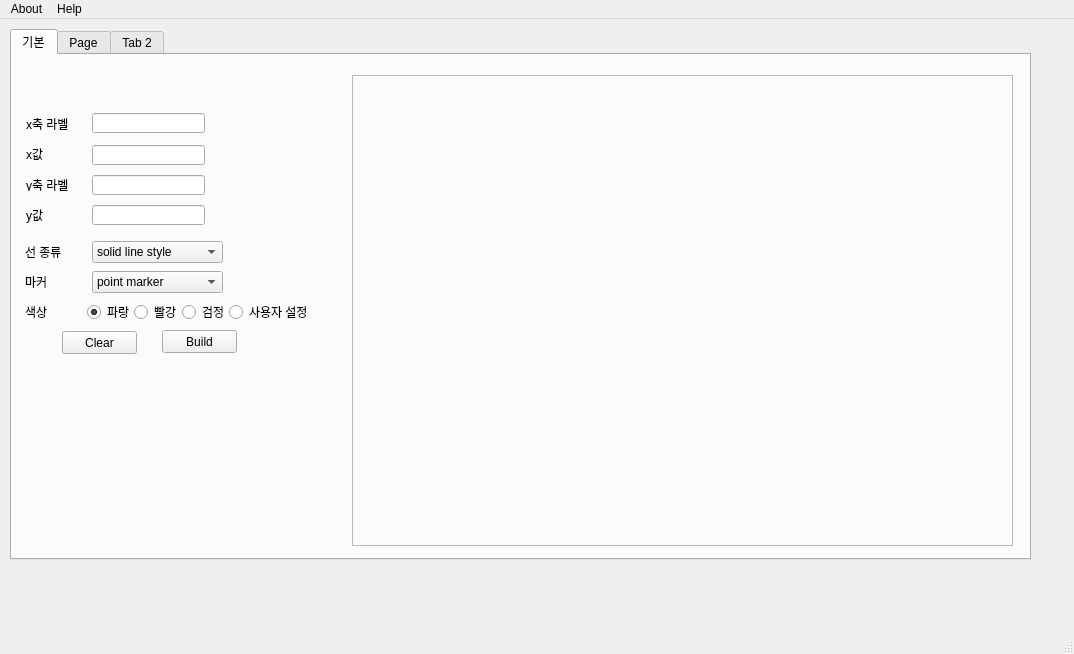
This is graphbuild_demo.ui in Jung-H-C/GraphBuilder as Qt 5 draws it before an edit. The edited form follows.
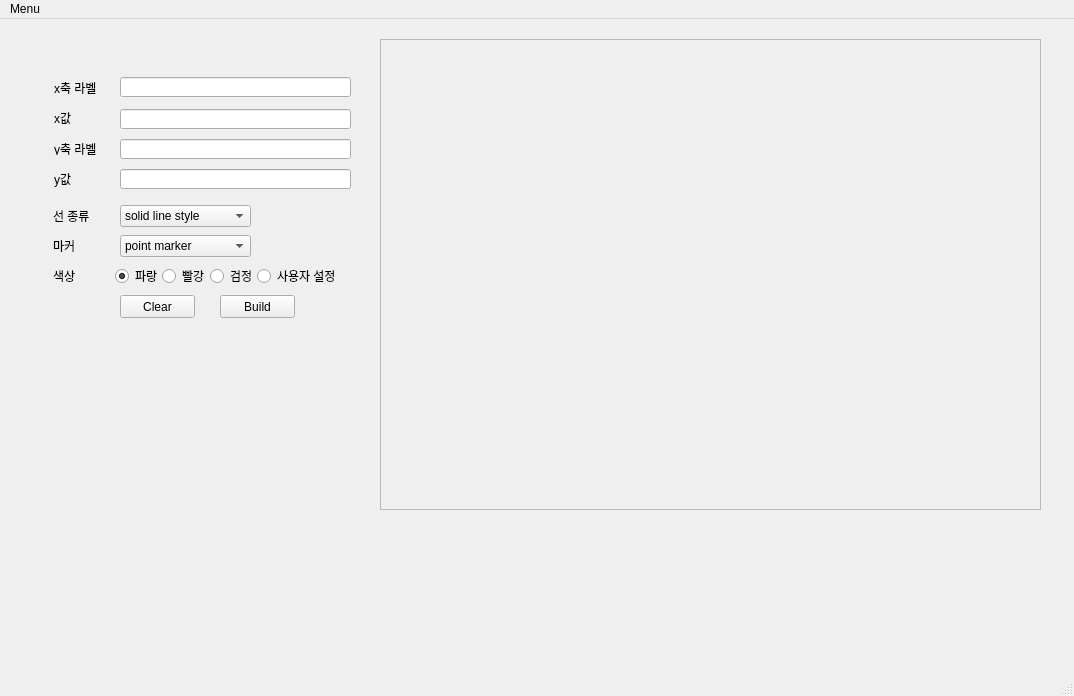
This is the edited form.

Patch:
```diff
--- a/graphbuild_demo.ui
+++ b/graphbuild_demo.ui
@@ -7,75 +7,69 @@
     <x>0</x>
     <y>0</y>
     <width>1074</width>
-    <height>654</height>
+    <height>696</height>
    </rect>
   </property>
   <property name="windowTitle">
    <string>MainWindow</string>
   </property>
   <widget class="QWidget" name="centralwidget">
-   <widget class="QTabWidget" name="tabWidget">
+   <widget class="QLabel" name="label_pic">
     <property name="geometry">
      <rect>
-      <x>10</x>
-      <y>10</y>
-      <width>1021</width>
-      <height>531</height>
+      <x>280</x>
+      <y>550</y>
+      <width>491</width>
+      <height>101</height>
      </rect>
     </property>
-    <property name="currentIndex">
-     <number>0</number>
+    <property name="text">
+     <string/>
     </property>
-    <widget class="QWidget" name="tab">
-     <attribute name="title">
-      <string>기본</string>
-     </attribute>
-     <widget class="QPushButton" name="pushButton_2">
+   </widget>
+   <widget class="QFrame" name="graph_frame">
       <property name="geometry">
        <rect>
-        <x>150</x>
-        <y>275</y>
-        <width>75</width>
-        <height>23</height>
-       </rect>
-      </property>
-      <property name="text">
-       <string>Build</string>
-      </property>
-     </widget>
-     <widget class="QRadioButton" name="radioButton_blue">
+      <x>380</x>
+      <y>20</y>
+      <width>661</width>
+      <height>471</height>
+     </rect>
+    </property>
+    <property name="frameShape">
+     <enum>QFrame::StyledPanel</enum>
+    </property>
+    <property name="frameShadow">
+     <enum>QFrame::Raised</enum>
+    </property>
+   </widget>
+   <widget class="QLabel" name="label_7">
       <property name="geometry">
        <rect>
-        <x>75</x>
-        <y>249</y>
-        <width>51</width>
-        <height>16</height>
+      <x>54</x>
+      <y>89</y>
+      <width>60</width>
+      <height>20</height>
        </rect>
       </property>
       <property name="text">
-       <string>파랑</string>
-      </property>
-      <property name="checked">
-       <bool>true</bool>
-      </property>
-     </widget>
-     <widget class="QRadioButton" name="radioButton_red">
+     <string>x값</string>
+    </property>
+   </widget>
+   <widget class="QLineEdit" name="lineEdit_x_label">
       <property name="geometry">
        <rect>
-        <x>122</x>
-        <y>249</y>
-        <width>51</width>
-        <height>16</height>
-       </rect>
-      </property>
-      <property name="text">
-       <string>빨강</string>
-      </property>
+      <x>120</x>
+      <y>58</y>
+      <width>231</width>
+      <height>20</height>
+     </rect>
+    </property>
      </widget>
      <widget class="QRadioButton" name="radioButton_black">
       <property name="geometry">
        <rect>
-        <x>170</x>
+      <x>210</x>
         <y>249</y>
         <width>41</width>
         <height>16</height>
@@ -85,36 +79,33 @@
        <string>검정</string>
       </property>
      </widget>
-     <widget class="QLabel" name="label_2">
+   <widget class="QLineEdit" name="lineEdit_x_value">
       <property name="geometry">
        <rect>
-        <x>13</x>
-        <y>247</y>
-        <width>60</width>
+      <x>120</x>
+      <y>90</y>
+      <width>231</width>
         <height>20</height>
        </rect>
       </property>
-      <property name="text">
-       <string>색상</string>
-      </property>
-     </widget>
-     <widget class="QRadioButton" name="radioButton_custom">
+   </widget>
+   <widget class="QLabel" name="label_3">
       <property name="geometry">
        <rect>
-        <x>217</x>
-        <y>249</y>
-        <width>81</width>
-        <height>16</height>
+      <x>53</x>
+      <y>217</y>
+      <width>60</width>
+      <height>20</height>
        </rect>
       </property>
       <property name="text">
-       <string>사용자 설정</string>
+     <string>마커</string>
       </property>
      </widget>
      <widget class="QComboBox" name="comboBox_marker">
       <property name="geometry">
        <rect>
-        <x>80</x>
+      <x>120</x>
         <y>216</y>
         <width>131</width>
         <height>22</height>
@@ -141,105 +132,49 @@
        </property>
       </item>
      </widget>
-     <widget class="QLabel" name="label_3">
+   <widget class="QRadioButton" name="radioButton_red">
       <property name="geometry">
        <rect>
-        <x>13</x>
-        <y>217</y>
-        <width>60</width>
-        <height>20</height>
+      <x>162</x>
+      <y>249</y>
+      <width>51</width>
+      <height>16</height>
        </rect>
       </property>
       <property name="text">
-       <string>마커</string>
-      </property>
-     </widget>
-     <widget class="QLabel" name="label_4">
+     <string>빨강</string>
+    </property>
+   </widget>
+   <widget class="QLabel" name="label_8">
       <property name="geometry">
        <rect>
-        <x>13</x>
-        <y>187</y>
+      <x>54</x>
+      <y>150</y>
         <width>60</width>
         <height>20</height>
        </rect>
       </property>
       <property name="text">
-       <string>선 종류</string>
-      </property>
-     </widget>
-     <widget class="QComboBox" name="comboBox_line">
+     <string>y값</string>
+    </property>
+   </widget>
+   <widget class="QRadioButton" name="radioButton_custom">
       <property name="geometry">
        <rect>
-        <x>80</x>
-        <y>186</y>
-        <width>131</width>
-        <height>22</height>
-       </rect>
-      </property>
-      <item>
+      <x>257</x>
+      <y>249</y>
+      <width>81</width>
+      <height>16</height>
+     </rect>
+    </property>
        <property name="text">
-        <string>solid line style</string>
-       </property>
-      </item>
-      <item>
-       <property name="text">
-        <string>dashed line style</string>
-       </property>
-      </item>
-      <item>
-       <property name="text">
-        <string>dash-dot line style</string>
-       </property>
-      </item>
-      <item>
-       <property name="text">
-        <string>dotted line style</string>
-       </property>
-      </item>
-     </widget>
-     <widget class="QLineEdit" name="lineEdit_x_label">
-      <property name="geometry">
-       <rect>
-        <x>80</x>
-        <y>58</y>
-        <width>113</width>
-        <height>20</height>
-       </rect>
-      </property>
-     </widget>
-     <widget class="QLabel" name="label_5">
-      <property name="geometry">
-       <rect>
-        <x>14</x>
-        <y>59</y>
-        <width>60</width>
-        <height>20</height>
-       </rect>
-      </property>
-      <property name="text">
-       <string>x축 라벨</string>
-      </property>
-     </widget>
-     <widget class="QFrame" name="graph_frame">
-      <property name="geometry">
-       <rect>
-        <x>340</x>
-        <y>20</y>
-        <width>661</width>
-        <height>471</height>
-       </rect>
-      </property>
-      <property name="frameShape">
-       <enum>QFrame::StyledPanel</enum>
-      </property>
-      <property name="frameShadow">
-       <enum>QFrame::Raised</enum>
+     <string>사용자 설정</string>
       </property>
      </widget>
      <widget class="QLabel" name="label_6">
       <property name="geometry">
        <rect>
-        <x>14</x>
+      <x>54</x>
         <y>124</y>
         <width>56</width>
         <height>12</height>
@@ -249,66 +184,36 @@
        <string>y축 라벨</string>
       </property>
      </widget>
-     <widget class="QLineEdit" name="lineEdit_y_label">
+   <widget class="QLabel" name="label_2">
       <property name="geometry">
        <rect>
-        <x>80</x>
-        <y>120</y>
-        <width>113</width>
-        <height>20</height>
-       </rect>
-      </property>
-     </widget>
-     <widget class="QLabel" name="label_7">
-      <property name="geometry">
-       <rect>
-        <x>14</x>
-        <y>89</y>
+      <x>53</x>
+      <y>247</y>
         <width>60</width>
         <height>20</height>
        </rect>
       </property>
       <property name="text">
-       <string>x값</string>
-      </property>
-     </widget>
-     <widget class="QLabel" name="label_8">
+     <string>색상</string>
+    </property>
+   </widget>
+   <widget class="QPushButton" name="pushButton_2">
       <property name="geometry">
        <rect>
-        <x>14</x>
-        <y>150</y>
-        <width>60</width>
-        <height>20</height>
+      <x>220</x>
+      <y>276</y>
+      <width>75</width>
+      <height>23</height>
        </rect>
       </property>
       <property name="text">
-       <string>y값</string>
-      </property>
-     </widget>
-     <widget class="QLineEdit" name="lineEdit_x_value">
-      <property name="geometry">
-       <rect>
-        <x>80</x>
-        <y>90</y>
-        <width>113</width>
-        <height>20</height>
-       </rect>
-      </property>
-     </widget>
-     <widget class="QLineEdit" name="lineEdit_y_value">
-      <property name="geometry">
-       <rect>
-        <x>80</x>
-        <y>150</y>
-        <width>113</width>
-        <height>20</height>
-       </rect>
+     <string>Build</string>
       </property>
      </widget>
      <widget class="QPushButton" name="pushButton_clear">
       <property name="geometry">
        <rect>
-        <x>50</x>
+      <x>120</x>
         <y>276</y>
         <width>75</width>
         <height>23</height>
@@ -318,61 +223,100 @@
        <string>Clear</string>
       </property>
      </widget>
-     <widget class="QLabel" name="label_9">
+   <widget class="QLineEdit" name="lineEdit_y_value">
       <property name="geometry">
        <rect>
-        <x>10</x>
-        <y>320</y>
+      <x>120</x>
+      <y>150</y>
+      <width>231</width>
+      <height>20</height>
+     </rect>
+    </property>
+   </widget>
+   <widget class="QLineEdit" name="lineEdit_y_label">
+    <property name="geometry">
+     <rect>
+      <x>120</x>
+      <y>120</y>
+      <width>231</width>
+      <height>20</height>
+     </rect>
+    </property>
+   </widget>
+   <widget class="QRadioButton" name="radioButton_blue">
+    <property name="geometry">
+     <rect>
+      <x>115</x>
+      <y>249</y>
+      <width>51</width>
+      <height>16</height>
+     </rect>
+    </property>
+    <property name="text">
+     <string>파랑</string>
+    </property>
+    <property name="checked">
+     <bool>true</bool>
+    </property>
+   </widget>
+   <widget class="QLabel" name="label_5">
+    <property name="geometry">
+     <rect>
+      <x>54</x>
+      <y>59</y>
         <width>60</width>
         <height>20</height>
        </rect>
       </property>
       <property name="text">
-       <string/>
-      </property>
-     </widget>
-    </widget>
-    <widget class="QWidget" name="tab_3">
-     <attribute name="title">
-      <string>Page</string>
-     </attribute>
-    </widget>
-    <widget class="QWidget" name="tab_2">
-     <attribute name="title">
-      <string>Tab 2</string>
-     </attribute>
-     <widget class="QFrame" name="frame">
+     <string>x축 라벨</string>
+    </property>
+   </widget>
+   <widget class="QComboBox" name="comboBox_line">
       <property name="geometry">
        <rect>
-        <x>380</x>
-        <y>10</y>
-        <width>351</width>
-        <height>211</height>
-       </rect>
-      </property>
-      <property name="frameShape">
-       <enum>QFrame::StyledPanel</enum>
-      </property>
-      <property name="frameShadow">
-       <enum>QFrame::Raised</enum>
-      </property>
-     </widget>
-     <widget class="QPushButton" name="pushButton">
+      <x>120</x>
+      <y>186</y>
+      <width>131</width>
+      <height>22</height>
+     </rect>
+    </property>
+    <item>
+     <property name="text">
+      <string>solid line style</string>
+     </property>
+    </item>
+    <item>
+     <property name="text">
+      <string>dashed line style</string>
+     </property>
+    </item>
+    <item>
+     <property name="text">
+      <string>dash-dot line style</string>
+     </property>
+    </item>
+    <item>
+     <property name="text">
+      <string>dotted line style</string>
+     </property>
+    </item>
+   </widget>
+   <widget class="QLabel" name="label_4">
       <property name="geometry">
        <rect>
-        <x>150</x>
-        <y>200</y>
-        <width>75</width>
-        <height>23</height>
+      <x>53</x>
+      <y>187</y>
+      <width>60</width>
+      <height>20</height>
        </rect>
       </property>
       <property name="text">
-       <string>Build</string>
+     <string>선 종류</string>
       </property>
      </widget>
     </widget>
-   </widget>
-  </widget>
+  <widget class="QStatusBar" name="statusbar"/>
   <widget class="QMenuBar" name="menubar">
    <property name="geometry">
     <rect>
@@ -384,18 +328,34 @@
    </property>
    <widget class="QMenu" name="menuAbout">
     <property name="title">
-     <string>About</string>
+     <string>Menu</string>
     </property>
-   </widget>
-   <widget class="QMenu" name="menuHelp">
-    <property name="title">
-     <string>Help</string>
-    </property>
+    <addaction name="actionAbout_MainWindow"/>
+    <addaction name="actionHelp"/>
+    <addaction name="actionExit"/>
    </widget>
    <addaction name="menuAbout"/>
-   <addaction name="menuHelp"/>
   </widget>
-  <widget class="QStatusBar" name="statusbar"/>
+  <action name="actionAbout_MainWindow">
+   <property name="text">
+    <string>About GraphBuilder</string>
+   </property>
+  </action>
+  <action name="actionHow_to">
+   <property name="text">
+    <string>How to..</string>
+   </property>
+  </action>
+  <action name="actionHelp">
+   <property name="text">
+    <string>Help</string>
+   </property>
+  </action>
+  <action name="actionExit">
+   <property name="text">
+    <string>Exit</string>
+   </property>
+  </action>
  </widget>
  <resources/>
  <connections/>
```
Lines whose indentation alone changed are shown as unchanged.
